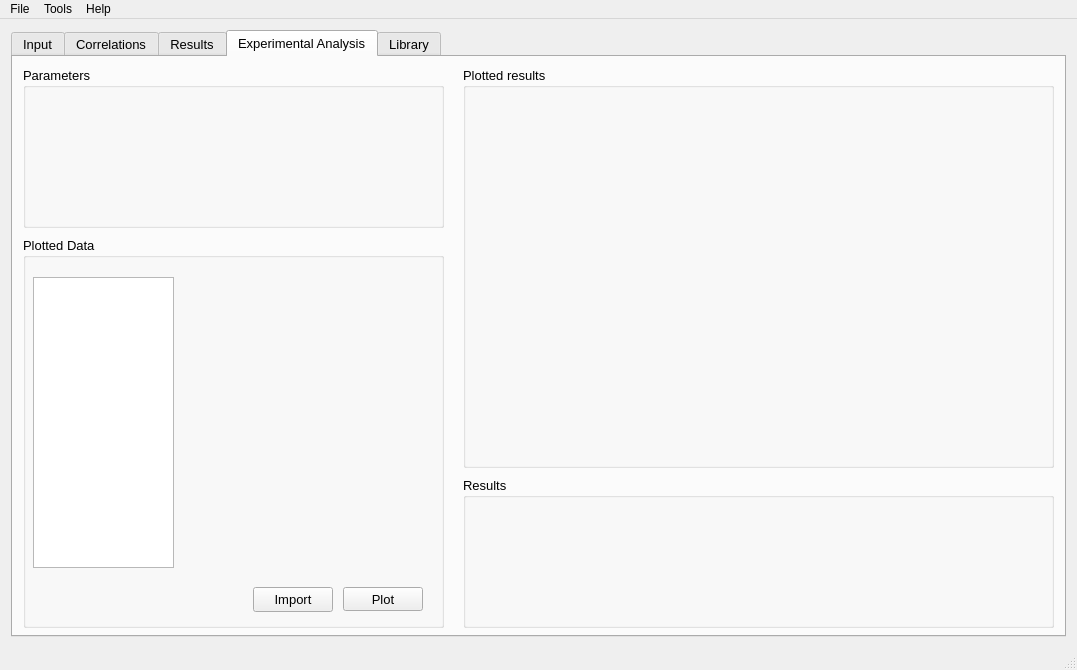
Qt form mainwindow.ui (ateixeira0163/PCHE) before a commit.
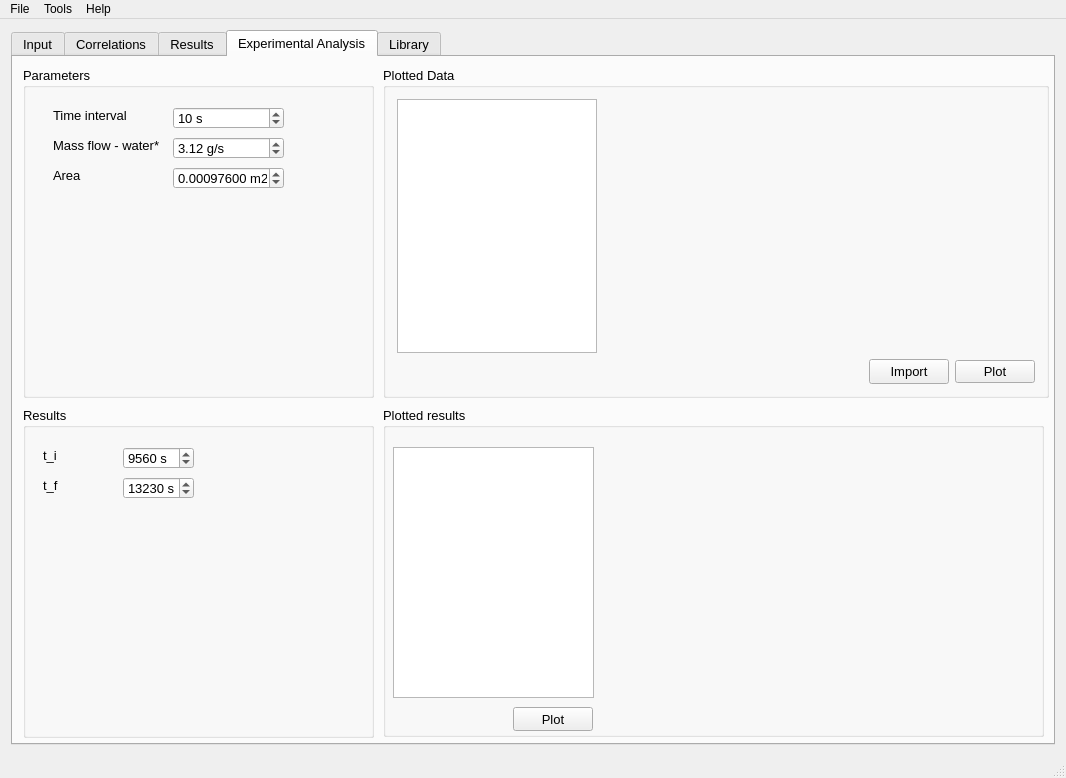
The same form after that commit. Icons and pictures are not drawn. Custom widgets are drawn as their Qt base class.

Commit message: - Added things to results tab

```diff
--- a/mainwindow.ui
+++ b/mainwindow.ui
@@ -6,8 +6,8 @@
    <rect>
     <x>0</x>
     <y>0</y>
-    <width>1077</width>
-    <height>670</height>
+    <width>1066</width>
+    <height>778</height>
    </rect>
   </property>
   <property name="windowTitle">
@@ -1533,50 +1533,254 @@
          <rect>
           <x>10</x>
           <y>10</y>
-          <width>421</width>
-          <height>161</height>
+          <width>351</width>
+          <height>331</height>
          </rect>
         </property>
         <property name="title">
          <string>Parameters</string>
         </property>
+        <widget class="QSpinBox" name="timeIntervalBox">
+         <property name="geometry">
+          <rect>
+           <x>150</x>
+           <y>40</y>
+           <width>111</width>
+           <height>22</height>
+          </rect>
+         </property>
+         <property name="suffix">
+          <string> s</string>
+         </property>
+         <property name="maximum">
+          <number>999999</number>
+         </property>
+         <property name="value">
+          <number>10</number>
+         </property>
+        </widget>
+        <widget class="QLabel" name="label_7">
+         <property name="geometry">
+          <rect>
+           <x>30</x>
+           <y>40</y>
+           <width>81</width>
+           <height>16</height>
+          </rect>
+         </property>
+         <property name="font">
+          <font>
+           <pointsize>10</pointsize>
+          </font>
+         </property>
+         <property name="text">
+          <string>Time interval</string>
+         </property>
+        </widget>
+        <widget class="QLabel" name="label_19">
+         <property name="geometry">
+          <rect>
+           <x>30</x>
+           <y>70</y>
+           <width>111</width>
+           <height>16</height>
+          </rect>
+         </property>
+         <property name="font">
+          <font>
+           <pointsize>10</pointsize>
+          </font>
+         </property>
+         <property name="text">
+          <string>Mass flow - water*</string>
+         </property>
+        </widget>
+        <widget class="QDoubleSpinBox" name="massFlowBox">
+         <property name="geometry">
+          <rect>
+           <x>150</x>
+           <y>70</y>
+           <width>111</width>
+           <height>22</height>
+          </rect>
+         </property>
+         <property name="suffix">
+          <string> g/s</string>
+         </property>
+         <property name="value">
+          <double>3.120000000000000</double>
+         </property>
+        </widget>
+        <widget class="QDoubleSpinBox" name="areaBox">
+         <property name="geometry">
+          <rect>
+           <x>150</x>
+           <y>100</y>
+           <width>111</width>
+           <height>22</height>
+          </rect>
+         </property>
+         <property name="prefix">
+          <string/>
+         </property>
+         <property name="suffix">
+          <string> m2</string>
+         </property>
+         <property name="decimals">
+          <number>8</number>
+         </property>
+         <property name="value">
+          <double>0.000976000000000</double>
+         </property>
+        </widget>
+        <widget class="QLabel" name="label_24">
+         <property name="geometry">
+          <rect>
+           <x>30</x>
+           <y>100</y>
+           <width>111</width>
+           <height>16</height>
+          </rect>
+         </property>
+         <property name="font">
+          <font>
+           <pointsize>10</pointsize>
+          </font>
+         </property>
+         <property name="text">
+          <string>Area</string>
+         </property>
+        </widget>
        </widget>
        <widget class="QGroupBox" name="groupBox_5">
         <property name="geometry">
          <rect>
-          <x>10</x>
-          <y>180</y>
-          <width>421</width>
-          <height>391</height>
+          <x>370</x>
+          <y>10</y>
+          <width>666</width>
+          <height>331</height>
          </rect>
         </property>
+        <property name="minimumSize">
+         <size>
+          <width>0</width>
+          <height>330</height>
+         </size>
+        </property>
         <property name="title">
          <string>Plotted Data</string>
         </property>
-        <widget class="QPushButton" name="importResultsButton">
+        <layout class="QGridLayout" name="gridLayout_7">
+         <item row="0" column="0">
+          <widget class="QTableView" name="plotTable2">
+           <property name="minimumSize">
+            <size>
+             <width>0</width>
+             <height>250</height>
+            </size>
+           </property>
+           <property name="maximumSize">
+            <size>
+             <width>200</width>
+             <height>16777215</height>
+            </size>
+           </property>
+           <attribute name="horizontalHeaderVisible">
+            <bool>false</bool>
+           </attribute>
+           <attribute name="verticalHeaderVisible">
+            <bool>false</bool>
+           </attribute>
+          </widget>
+         </item>
+         <item row="1" column="0" colspan="2">
+          <layout class="QGridLayout" name="gridLayout_6">
+           <item row="0" column="0">
+            <spacer name="horizontalSpacer_3">
+             <property name="orientation">
+              <enum>Qt::Horizontal</enum>
+             </property>
+             <property name="sizeHint" stdset="0">
+              <size>
+               <width>468</width>
+               <height>20</height>
+              </size>
+             </property>
+            </spacer>
+           </item>
+           <item row="0" column="1">
+            <widget class="QPushButton" name="importResultsButton">
+             <property name="minimumSize">
+              <size>
+               <width>0</width>
+               <height>25</height>
+              </size>
+             </property>
+             <property name="text">
+              <string>Import</string>
+             </property>
+            </widget>
+           </item>
+           <item row="0" column="2">
+            <widget class="QPushButton" name="plotResultsButton">
+             <property name="text">
+              <string>Plot</string>
+             </property>
+            </widget>
+           </item>
+          </layout>
+         </item>
+         <item row="0" column="1">
+          <widget class="QCustomPlot" name="customPlotData" native="true">
+           <property name="minimumSize">
+            <size>
+             <width>0</width>
+             <height>250</height>
+            </size>
+           </property>
+          </widget>
+         </item>
+        </layout>
+       </widget>
+       <widget class="QGroupBox" name="groupBox_6">
+        <property name="geometry">
+         <rect>
+          <x>370</x>
+          <y>350</y>
+          <width>661</width>
+          <height>330</height>
+         </rect>
+        </property>
+        <property name="minimumSize">
+         <size>
+          <width>0</width>
+          <height>330</height>
+         </size>
+        </property>
+        <property name="title">
+         <string>Plotted results</string>
+        </property>
+        <widget class="QCustomPlot" name="plotResults2" native="true">
          <property name="geometry">
           <rect>
            <x>230</x>
-           <y>350</y>
-           <width>80</width>
-           <height>25</height>
+           <y>40</y>
+           <width>411</width>
+           <height>271</height>
           </rect>
          </property>
          <property name="minimumSize">
           <size>
            <width>0</width>
-           <height>25</height>
+           <height>250</height>
           </size>
          </property>
-         <property name="text">
-          <string>Import</string>
-         </property>
         </widget>
-        <widget class="QPushButton" name="plotResultsButton">
+        <widget class="QPushButton" name="plotResultsButton2">
          <property name="geometry">
           <rect>
-           <x>320</x>
-           <y>350</y>
+           <x>130</x>
+           <y>300</y>
            <width>80</width>
            <height>24</height>
           </rect>
@@ -1585,64 +1789,103 @@
           <string>Plot</string>
          </property>
         </widget>
-        <widget class="QCustomPlot" name="customPlotData" native="true">
-         <property name="geometry">
-          <rect>
-           <x>159</x>
-           <y>40</y>
-           <width>241</width>
-           <height>291</height>
-          </rect>
-         </property>
-        </widget>
-        <widget class="QTableView" name="plotTable2">
+        <widget class="QTableView" name="plotTable3">
          <property name="geometry">
           <rect>
            <x>10</x>
            <y>40</y>
-           <width>141</width>
-           <height>291</height>
+           <width>201</width>
+           <height>251</height>
           </rect>
          </property>
-         <property name="maximumSize">
-          <size>
-           <width>200</width>
-           <height>16777215</height>
-          </size>
-         </property>
-         <attribute name="horizontalHeaderVisible">
-          <bool>false</bool>
-         </attribute>
-         <attribute name="verticalHeaderVisible">
-          <bool>false</bool>
-         </attribute>
         </widget>
        </widget>
-       <widget class="QGroupBox" name="groupBox_6">
-        <property name="geometry">
-         <rect>
-          <x>450</x>
-          <y>10</y>
-          <width>591</width>
-          <height>401</height>
-         </rect>
-        </property>
-        <property name="title">
-         <string>Plotted results</string>
-        </property>
-       </widget>
        <widget class="QGroupBox" name="groupBox_7">
         <property name="geometry">
          <rect>
-          <x>450</x>
-          <y>420</y>
-          <width>591</width>
-          <height>151</height>
+          <x>10</x>
+          <y>350</y>
+          <width>351</width>
+          <height>331</height>
          </rect>
         </property>
         <property name="title">
          <string>Results</string>
         </property>
+        <widget class="QSpinBox" name="tiBox">
+         <property name="geometry">
+          <rect>
+           <x>100</x>
+           <y>40</y>
+           <width>71</width>
+           <height>22</height>
+          </rect>
+         </property>
+         <property name="suffix">
+          <string> s</string>
+         </property>
+         <property name="maximum">
+          <number>999999</number>
+         </property>
+         <property name="value">
+          <number>9560</number>
+         </property>
+        </widget>
+        <widget class="QLabel" name="label_8">
+         <property name="geometry">
+          <rect>
+           <x>20</x>
+           <y>40</y>
+           <width>81</width>
+           <height>16</height>
+          </rect>
+         </property>
+         <property name="font">
+          <font>
+           <pointsize>10</pointsize>
+          </font>
+         </property>
+         <property name="text">
+          <string>t_i</string>
+         </property>
+        </widget>
+        <widget class="QSpinBox" name="tfBox">
+         <property name="geometry">
+          <rect>
+           <x>100</x>
+           <y>70</y>
+           <width>71</width>
+           <height>22</height>
+          </rect>
+         </property>
+         <property name="suffix">
+          <string> s</string>
+         </property>
+         <property name="maximum">
+          <number>999999</number>
+         </property>
+         <property name="value">
+          <number>13230</number>
+         </property>
+        </widget>
+        <widget class="QLabel" name="label_10">
+         <property name="geometry">
+          <rect>
+           <x>20</x>
+           <y>70</y>
+           <width>81</width>
+           <height>16</height>
+          </rect>
+         </property>
+         <property name="font">
+          <font>
+           <pointsize>10</pointsize>
+          </font>
+         </property>
+         <property name="text">
+          <string>t_f</string>
+         </property>
+        </widget>
        </widget>
       </widget>
       <widget class="QWidget" name="libraryTab">
@@ -1659,7 +1902,7 @@
     <rect>
      <x>0</x>
      <y>0</y>
-     <width>1077</width>
+     <width>1066</width>
      <height>20</height>
     </rect>
    </property>
```
The commit also changes 2 other files.
